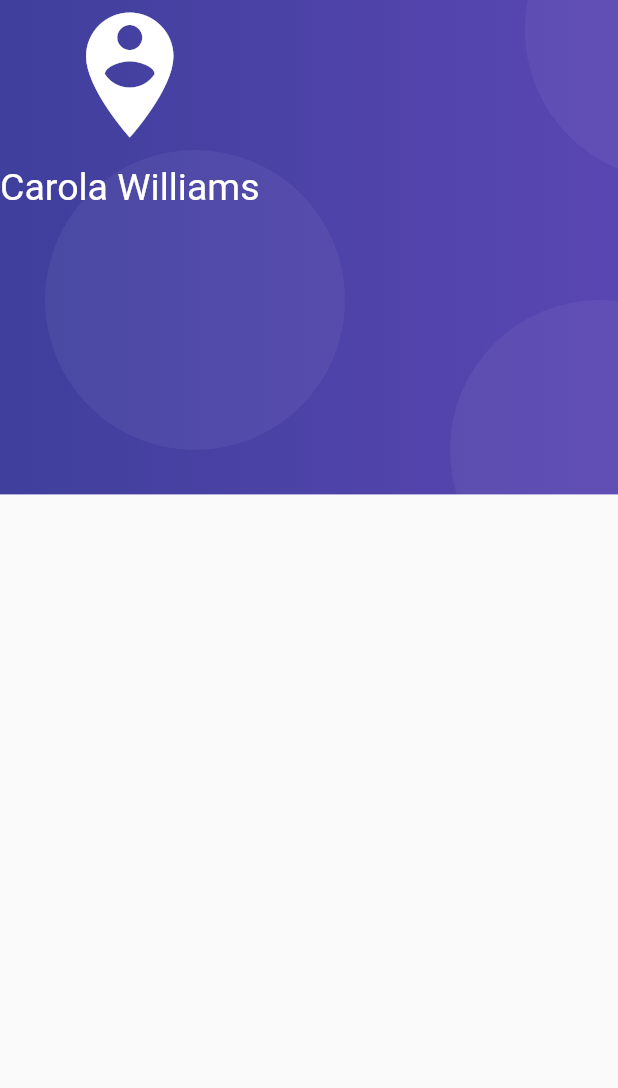
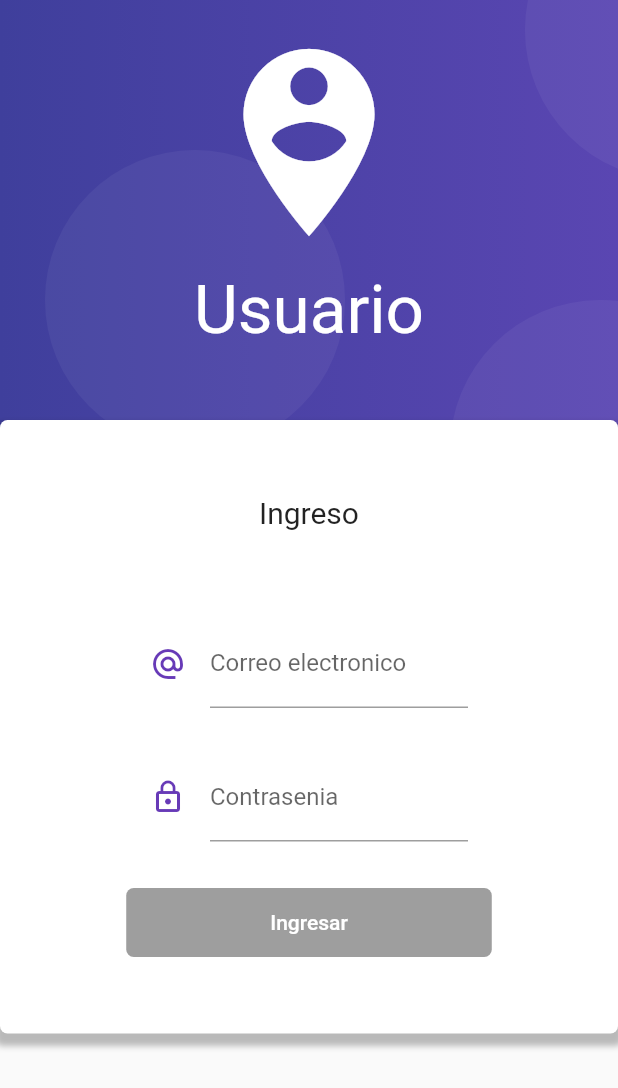
Before and after one commit to ernesto-developer/expediente-web, a Flutter app: the screen it shows after launch, on a phone screen of 412 x 824 dp. Shown: the top 1088 px of the screen. Run offline on Flutter 3.47's test engine with Material 2 defaults, Android fonts, the phone set to English and light mode, and no system bars; our stand-ins replace rxdart.

Commit message:
loginPage creada y funcional

```diff
--- a/lib/main.dart
+++ b/lib/main.dart
@@ -1,3 +1,4 @@
+import 'package:aplicacion_web/src/bloc/provider.dart';
 import 'package:aplicacion_web/src/pages/Datos_Generales.dart';
 import 'package:aplicacion_web/src/pages/homePage.dart';
 import 'package:aplicacion_web/src/pages/login_page.dart';
@@ -8,10 +9,11 @@ void main() {
 }
 
 class MyApp extends StatelessWidget {
-  // This widget is the root of your application.
+
   @override
   Widget build(BuildContext context) {
-    return MaterialApp(
+    return Provider(//en este provider esta implementado el inheritedWidget el cual maneja todos los datos y esta en o mas alto de la app
+      child: MaterialApp(
         debugShowCheckedModeBanner: false,
         title: 'Flutter Demo',
         initialRoute: 'loginPage',
@@ -20,11 +22,9 @@ class MyApp extends StatelessWidget {
           'loginPage'         : (BuildContext context) => LoginPage(),
           'homePage'          : (BuildContext context) => HomePage(),
           'datosGeneralesPage': (BuildContext context) => DatosGeneralesPage(),
-
-
-
         },
-
+        theme: ThemeData(primaryColor: Colors.deepPurple),
+      ),
     );
    }
 }
--- /dev/null
+++ b/lib/src/bloc/login_bloc.dart
@@ -0,0 +1,43 @@
+import 'dart:async';
+import 'package:rxdart/rxdart.dart';
+import 'package:aplicacion_web/src/bloc/validators.dart';
+/*aqui esta todos los geters respectivos para manejar los streams de toda la aplicaion
+en este bloc esta el stream. */
+class LoginBloc with Validators {
+
+   final _emailController   = BehaviorSubject <String>();
+   final _passwordController = BehaviorSubject<String>();
+
+
+ /*estos StreamController ya no se ocupan cuando se implementa el rxdart ahora son behaviorSubject */
+  // final _emailController = StreamController<String>.broadcast();
+  // final _passwordController = StreamController<String>.broadcast();
+
+    //reccuperar los datos del stream
+
+   Stream<String> get emailStream    => _emailController.stream.transform(validarEmail);
+   Stream<String> get passwordStream => _passwordController.stream.transform(validarPassword);
+
+   Stream<bool> get formValidStream =>
+      Rx.combineLatest2(emailStream, passwordStream, (e, p) => true);
+
+
+
+
+    // insertar valores al stream
+
+    Function(String) get changeEmail    => _emailController.sink.add;
+    Function(String) get changePassword => _passwordController.sink.add;
+
+
+    //obtener el ultimo valor ingresado a los straeams
+
+    String get email    => _emailController.value;
+    String get password => _passwordController.value;
+
+    dispose(){
+      _emailController?.close();
+      _passwordController?.close();
+    }
+
+}
--- /dev/null
+++ b/lib/src/bloc/provider.dart
@@ -0,0 +1,20 @@
+import 'package:flutter/material.dart';
+import 'package:aplicacion_web/src/bloc/login_bloc.dart';
+/*Aqui se implementa el inheritedWidget el cual se encarga de distribuir la informacion contenida por toda la aplicacion */
+class Provider extends InheritedWidget {
+
+  //esta es la instancia del loginbloc para poderlo usar en esta clase, se pueden agregar las instancias necesarias.
+  final loginBloc = LoginBloc();
+
+ //desde aqui esta toda la estructura del inheritred
+  Provider({Key key, Widget child})
+  : super(key: key, child: child);
+
+  @override
+  bool updateShouldNotify(InheritedWidget oldWidget) => true;
+
+  static LoginBloc of (BuildContext context){
+   return context.dependOnInheritedWidgetOfExactType<Provider>().loginBloc;
+
+  }
+}
--- /dev/null
+++ b/lib/src/bloc/validators.dart
@@ -0,0 +1,35 @@
+
+
+import 'dart:async';
+
+class Validators {
+
+  final validarPassword = StreamTransformer<String,String>.fromHandlers(
+    handleData: (password, sink){
+
+        if(password.length >= 6){
+          sink.add(password);
+        }else{
+          sink.addError('Mas de 6 caracteres porfavor');
+        }
+
+    }
+  );
+
+  final validarEmail = StreamTransformer<String,String>.fromHandlers(
+    handleData: (email, sink){
+
+      Pattern pattern = r'^(([^<>()[\]\\.,;:\s@\"]+(\.[^<>()[\]\\.,;:\s@\"]+)*)|(\".+\"))@((\[[0-9]{1,3}\.[0-9]{1,3}\.[0-9]{1,3}\.[0-9]{1,3}\])|(([a-zA-Z\-0-9]+\.)+[a-zA-Z]{2,}))$';
+
+    RegExp regExp = new RegExp(pattern);
+
+    if (regExp.hasMatch(email)){
+      sink.add(email);
+    }else{
+      sink.addError('email no es correcto');
+    }
+
+    }
+  );
+
+}
--- a/lib/src/pages/login_page.dart
+++ b/lib/src/pages/login_page.dart
@@ -1,7 +1,6 @@
-
-import 'dart:html';
-
+import 'package:aplicacion_web/src/bloc/login_bloc.dart';
 import 'package:flutter/material.dart';
+import 'package:aplicacion_web/src/bloc/provider.dart';
 
 class LoginPage extends StatelessWidget {
   @override
@@ -10,6 +9,7 @@ class LoginPage extends StatelessWidget {
       body: Stack(
         children: [
           _crearFondo(context),
+          _loginForm(context),
         ],
       ),
 
@@ -21,14 +21,16 @@ class LoginPage extends StatelessWidget {
     final size = MediaQuery.of(context).size;
 
 
-    final fondoMorado = Container(
+    final fondoMorado =  SingleChildScrollView(
+
+    child: Container(
       height: size.height * 0.4,
       width: double.infinity,
       decoration: BoxDecoration(gradient: LinearGradient(colors: [
         Color.fromRGBO(63, 63, 156, 1.0),
         Color.fromRGBO(90, 70, 178, 1.0)
       ])),
-    );
+    ));
 
     final circulo = Container(
       width: 200.0,
@@ -48,18 +50,159 @@ class LoginPage extends StatelessWidget {
         Positioned (top: 120.0,left: 1000.0,  child: circulo),
         Positioned (top:  -80.0,left: 850.0,  child: circulo),
         Positioned (top:  50.0,left: 1300.0,  child: circulo),
+        Positioned (top:  200.0,left: 1600.0,  child: circulo),
 
-        Container(
-          child: Column(children: [
-            Icon(Icons.person_pin_circle,color: Colors.white,size: 100.0,),
-            SizedBox(height: 10.0,),
-            Text('Carola Williams',style: TextStyle(color: Colors.white,fontSize: 25.0),),
-          ],),
+        Center(
+          child: Container(
+            padding: EdgeInsets.only(top: 20.0),
+            child: Column(children: [
+              Icon(Icons.person_pin_circle,color: Colors.white,size: 150.0,),
+              SizedBox(height: 10.0,),
+              Text('Usuario',style: TextStyle(color: Colors.white,fontSize: 45.0),),
+            ],),
 
+          ),
         )
 
       ],
     );
 
   }
+
+  _loginForm(BuildContext context) {
+
+    final bloc = Provider.of(context);
+
+
+
+    return SingleChildScrollView(
+      child: Column(
+        children: [
+
+          SafeArea(child: Container(height: 250,)),
+
+          Container(
+            width: 600,
+            margin: EdgeInsets.symmetric(vertical: 30.0),
+            padding: EdgeInsets.symmetric(vertical: 50.0),
+            decoration: BoxDecoration(
+              color: Colors.white,
+               borderRadius: BorderRadius.circular(5.0),
+               boxShadow: [
+                 BoxShadow(color: Colors.black26,blurRadius: 3.0,offset: Offset(0.0, 5.0),spreadRadius: 3.0)
+               ]
+            ),
+            child: Column(
+              children: [
+               Text('Ingreso',style: TextStyle(fontSize: 20.0),),
+                SizedBox(height: 60.0,),
+               _crearEmail(bloc),
+                SizedBox(height: 30.0,),
+               _crearPassword(bloc),
+                 SizedBox(height: 30.0,),
+                 _crearBoton(bloc)
+             ],
+            ),
+          )
+
+        ],
+      ),
+    );
+  }
+
+  _crearEmail(LoginBloc bloc) {
+
+
+    return StreamBuilder(
+      stream: bloc.emailStream ,
+      builder: (BuildContext context, AsyncSnapshot snapshot){
+       return Container(
+          padding: EdgeInsets.symmetric(horizontal: 100.0),
+          child: TextField(
+            keyboardType: TextInputType.emailAddress,
+            decoration: InputDecoration(
+              icon: Icon(
+                Icons.alternate_email,
+                color: Colors.deepPurple,
+                ),
+              hintText: 'ejemplo@hotmail.com',
+              labelText: 'Correo electronico',
+              counterText: snapshot.data,
+              errorText: snapshot.error
+            ),
+            onChanged: bloc.changeEmail,
+
+
+          ),
+        );
+      },
+    );
+
+
+
+
+
+
+  }
+  _crearPassword(LoginBloc bloc) {
+
+    return StreamBuilder(
+    stream: bloc.passwordStream,
+      builder: (BuildContext context, AsyncSnapshot snapshot){
+         return Container(
+          padding: EdgeInsets.symmetric(horizontal: 100.0),
+          child: TextField(
+            obscureText: true,
+            decoration: InputDecoration(
+              icon: Icon(
+                Icons.lock_outline,
+                color: Colors.deepPurple,
+                ),
+              labelText: 'Contrasenia',
+              counterText: snapshot.data,
+               errorText: snapshot.error
+            ),
+            onChanged: bloc.changePassword,
+
+          ),
+        );
+      },
+    );
+
+
+
+
+
+  }
+  _crearBoton(LoginBloc bloc){
+
+
+    return StreamBuilder(
+      stream: bloc.formValidStream,
+      builder: (BuildContext context, AsyncSnapshot snapshot){
+       return RaisedButton(
+        child: Container(
+          padding: EdgeInsets.symmetric(horizontal: 80.0 , vertical: 15.0),
+          child: Text('Ingresar'),
+        ),
+        shape: RoundedRectangleBorder(borderRadius: BorderRadius.circular(5.0)),
+        color: Colors.deepPurple,
+        textColor: Colors.white,
+        onPressed: snapshot.hasData ? () =>_loginBloc(bloc, context) : null,
+
+        );
+      },
+    );
+  }
+  _loginBloc(LoginBloc bloc,  context){
+
+    print('==============');
+    print('email: ${bloc.email}');
+    print('password: ${bloc.password} ');
+    print('==============');
+
+    Navigator.pushNamed(context, 'homePage');
+
+
+  }
 }
--- a/pubspec.yaml
+++ b/pubspec.yaml
@@ -28,6 +28,7 @@ dependencies:
   # The following adds the Cupertino Icons font to your application.
   # Use with the CupertinoIcons class for iOS style icons.
   cupertino_icons: ^1.0.1
+  rxdart: ^0.25.0
 
 dev_dependencies:
   flutter_test:
```
Also changed, not shown: pubspec.lock. Lines whose indentation alone changed are shown as unchanged.
